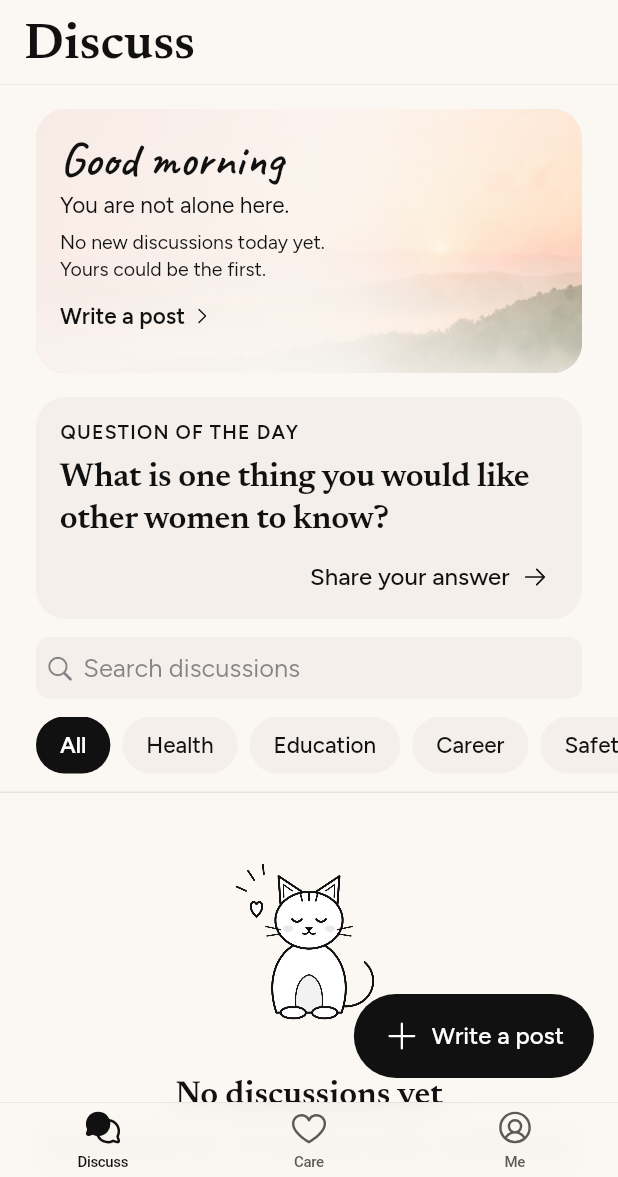
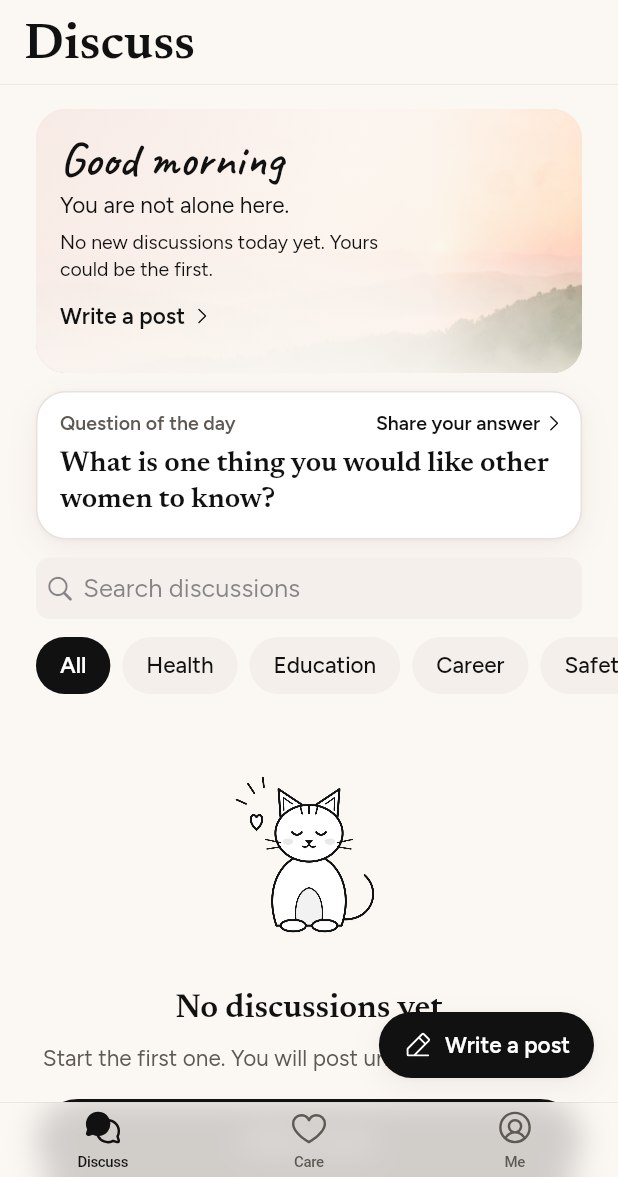
Before and after one commit to DineshVco/women-community-support, a Flutter app: the AppShell screen opened directly, on a phone screen of 412 x 824 dp, the part 59-1236 px from its top. Run offline on Flutter 3.47's test engine with Material 3 defaults, Android fonts, the phone set to English and light mode, and no system bars; our stand-ins replace cloud_firestore, firebase_auth, firebase_core, flutter_secure_storage, google_fonts, google_sign_in and 3 more; missing offline and left inert: cryptography; accounts and stored records are empty; generated files the repository leaves out were written again; project files that could hold a hidden picture were left out.

Commit message:
Design: feed cards, category pills, avatars, compact Discuss top
Posts are real cards (LoomaCard): surface, 1 px warm border, radius 20,
soft two-layer shadow in light mode, 12 px apart, 98% press scale and a
light haptic. Each card has a category pill in its soft colour (Health
sage, Education sand, Career blush, Safety lavender; AA text in light
and dark), a line-art avatar picked from the alias, and heart / reply
icons with counts (hidden in Gentle mode). "Looma Team" shows once, as
the black badge, on posts and replies. Polls use the same card.

Discuss top: the starter line moves inside the hero card, the hero text
column is wider (72%, veil and AA test follow), and the question of the
day is one compact tappable card. "Write a post" is a smaller 44 px pill
with room kept below the last card.

Fixes PressScale calling setState after dispose when a pressed card
scrolls out of the list before the finger lifts.

Co-Authored-By: Claude Opus 5.5 <noreply@anthropic.com>

```diff
--- a/lib/core/theme/app_colors.dart
+++ b/lib/core/theme/app_colors.dart
@@ -88,6 +88,33 @@ class AppPalette {
   /// Every category label uses the accent.
   Color categoryColor(String categoryId) => accent;
 
+  bool get _isDark => background.computeLuminance() < 0.2;
+
+  /// The soft fill of a category pill: Health sage, Education sand,
+  /// Career blush, Safety lavender (deep tints in dark mode). The pill's
+  /// text is [text], which passes AA on all of them.
+  Color categoryFill(String categoryId) => switch (categoryId) {
+    'health_wellness' =>
+      _isDark ? const Color(0xFF26302A) : const Color(0xFFE3ECE2),
+    'education' => _isDark ? const Color(0xFF332C20) : const Color(0xFFF3E8D3),
+    'career_development' =>
+      _isDark ? const Color(0xFF3A2624) : const Color(0xFFF8E1DD),
+    'personal_safety' =>
+      _isDark ? const Color(0xFF2C2838) : const Color(0xFFE9E4F2),
+    _ => softFill,
+  };
+
+  /// Soft circles behind line-art avatars and tool icons.
+  List<Color> get softTints => [
+    for (final id in const [
+      'health_wellness',
+      'education',
+      'career_development',
+      'personal_safety',
+    ])
+      categoryFill(id),
+  ];
+
   static const AppPalette light = AppPalette(
     background: Color(0xFFFBF7F3), // warm off-white
     surface: Color(0xFFFFFFFF),
--- a/lib/core/theme/app_icons.dart
+++ b/lib/core/theme/app_icons.dart
@@ -84,5 +84,17 @@ class AppIcons {
   static const reduceMotion = PhosphorIconsRegular.spiral;
   static const weather = PhosphorIconsRegular.cloudSun;
   static const heart = PhosphorIconsRegular.heart;
+
+  // Line-art avatars (picked from the alias)
+  static const avatarFlower = PhosphorIconsRegular.flower;
+  static const avatarLeaf = PhosphorIconsRegular.leaf;
+  static const avatarMoon = PhosphorIconsRegular.moonStars;
+  static const avatarSun = PhosphorIconsRegular.sun;
+  static const avatarBird = PhosphorIconsRegular.bird;
+  static const avatarButterfly = PhosphorIconsRegular.butterfly;
+  static const avatarCat = PhosphorIconsRegular.cat;
+  static const avatarFeather = PhosphorIconsRegular.feather;
+  static const avatarTulip = PhosphorIconsRegular.flowerTulip;
+  static const avatarLotus = PhosphorIconsRegular.flowerLotus;
   static const heartFilled = PhosphorIconsFill.heart;
 }
--- a/lib/presentation/screens/home_screen.dart
+++ b/lib/presentation/screens/home_screen.dart
@@ -22,7 +22,9 @@ import '../widgets/feed_greeting.dart';
 import '../widgets/floating_illustration.dart';
 import '../widgets/ios.dart';
 import '../widgets/post_actions.dart';
+import '../widgets/looma_card.dart';
 import '../widgets/post_card.dart';
+import '../widgets/press_scale.dart';
 import '../widgets/heart_burst.dart';
 import '../widgets/posted_confirmation.dart';
 import '../widgets/question_of_the_day.dart';
@@ -201,26 +203,13 @@ class _HomeScreenState extends State<HomeScreen> {
   Widget build(BuildContext context) {
     final theme = Theme.of(context);
 
-    final fabDuration = AppMotion.of(context, AppMotion.medium);
-
     final palette = context.palette;
-    final fab = FloatingActionButton.extended(
+    final fab = WritePill(
+      extended: _fabExtended,
       onPressed: () {
         AppHaptics.light();
         _openCompose();
       },
-      tooltip: 'Write a post',
-      extendedPadding: EdgeInsets.symmetric(horizontal: _fabExtended ? 20 : 16),
-      extendedIconLabelSpacing: _fabExtended ? 8 : 0,
-      icon: const Icon(AppIcons.add),
-      // The label folds away while scrolling down and returns on the way up.
-      label: AnimatedSize(
-        duration: fabDuration,
-        curve: AppMotion.spring,
-        alignment: Alignment.centerLeft,
-        child:
-            _fabExtended ? const Text('Write a post') : const SizedBox.shrink(),
-      ),
     );
 
     return StreamBuilder<List<Post>>(
@@ -301,12 +290,12 @@ class _HomeScreenState extends State<HomeScreen> {
                     ),
                   ),
                 ),
-                const SizedBox(height: AppSpacing.md),
-                const Divider(),
+                const SizedBox(height: AppSpacing.sm),
                 for (final child in _buildBody(context, snapshot, theme))
                   wide(child),
-                // Room for the "Write a post" button.
-                const SizedBox(height: 72),
+                // Room for the "Write a post" pill, so it never covers the
+                // last card.
+                const SizedBox(height: WritePill.room),
               ]),
             ),
           ],
@@ -385,15 +374,9 @@ class _HomeScreenState extends State<HomeScreen> {
           key: ValueKey(post.id),
           animate: isNew,
           delay: delay,
-          child: Column(
-            mainAxisSize: MainAxisSize.min,
-            children: [
-              PostContextMenu(
-                post: post,
-                child: PostCard(post: post, onTap: () => _openPost(post)),
-              ),
-              const Divider(),
-            ],
+          child: PostContextMenu(
+            post: post,
+            child: PostCard(post: post, onTap: () => _openPost(post)),
           ),
         ),
       );
@@ -401,3 +384,75 @@ class _HomeScreenState extends State<HomeScreen> {
     return rows;
   }
 }
+
+/// "Write a post": a small black pill (44 px high) that folds to just the
+/// pencil while scrolling down and opens again on the way up.
+class WritePill extends StatelessWidget {
+  const WritePill({super.key, required this.extended, required this.onPressed});
+
+  final bool extended;
+  final VoidCallback onPressed;
+
+  static const double height = 44;
+
+  /// Space kept under the last card: the pill, its 16 px margin and a gap.
+  static const double room = height + 16 + 16;
+
+  @override
+  Widget build(BuildContext context) {
+    final palette = context.palette;
+    return Semantics(
+      button: true,
+      label: 'Write a post',
+      excludeSemantics: true,
+      child: PressScale(
+        child: DecoratedBox(
+          decoration: ShapeDecoration(
+            shape: const StadiumBorder(),
+            shadows: LoomaCard.shadowFor(Theme.of(context).brightness),
+          ),
+          child: Material(
+            color: palette.primary,
+            shape: const StadiumBorder(),
+            clipBehavior: Clip.antiAlias,
+            child: InkWell(
+              onTap: onPressed,
+              child: SizedBox(
+                height: height,
+                child: Padding(
+                  padding: EdgeInsets.symmetric(horizontal: extended ? 16 : 12),
+                  child: Row(
+                    mainAxisSize: MainAxisSize.min,
+                    children: [
+                      Icon(AppIcons.write, size: 20, color: palette.onPrimary),
+                      // The label folds away while scrolling down.
+                      AnimatedSize(
+                        duration: AppMotion.of(context, AppMotion.medium),
+                        curve: AppMotion.spring,
+                        alignment: Alignment.centerLeft,
+                        child:
+                            extended
+                                ? Padding(
+                                  padding: const EdgeInsets.only(left: 8),
+                                  child: Text(
+                                    'Write a post',
+                                    style: TextStyle(
+                                      fontSize: 15,
+                                      fontWeight: FontWeight.w600,
+                                      color: palette.onPrimary,
+                                    ),
+                                  ),
+                                )
+                                : const SizedBox.shrink(),
+                      ),
+                    ],
+                  ),
+                ),
+              ),
+            ),
+          ),
+        ),
+      ),
+    );
+  }
+}
--- a/lib/presentation/screens/me/post_list_screen.dart
+++ b/lib/presentation/screens/me/post_list_screen.dart
@@ -113,10 +113,9 @@ class _PostListScreenState extends State<PostListScreen> {
                         ),
                       ),
                     ),
-                  for (final post in snapshot.data!) ...[
+                  const SizedBox(height: AppSpacing.sm),
+                  for (final post in snapshot.data!)
                     PostCard(post: post, onTap: () => _open(post)),
-                    const Divider(height: 1),
-                  ],
                 ];
               }
               // iOS pull-to-refresh spinner.
--- a/lib/presentation/widgets/feed_greeting.dart
+++ b/lib/presentation/widgets/feed_greeting.dart
@@ -12,7 +12,7 @@ import 'team_badge.dart';
 
 /// A painted card (by time of day) with "Good evening" and how many
 /// discussions started in the last 24 hours.
-/// Under it, a note while the Looma Team starter posts are in the feed.
+/// Inside it, a note while the Looma Team starter posts are in the feed.
 /// [posts] comes from the live feed, so the count updates by itself.
 class FeedGreeting extends StatelessWidget {
   const FeedGreeting({super.key, required this.posts, this.onWrite});
@@ -45,6 +45,7 @@ class FeedGreeting extends StatelessWidget {
     }
 
     final now = DateTime.now();
+    final starters = list != null && list.any((p) => LoomaTeam.isTeam(p.alias));
     return Padding(
       padding: const EdgeInsets.fromLTRB(
         AppSpacing.screenHorizontal,
@@ -95,20 +96,20 @@ class FeedGreeting extends StatelessWidget {
                   ),
                 ),
               ),
-            ],
-          ),
               // Only while the Looma Team starter posts are in the feed.
-          if (list != null && list.any((p) => LoomaTeam.isTeam(p.alias))) ...[
+              if (starters) ...[
                 const SizedBox(height: AppSpacing.xs),
                 Text(
                   LoomaTeam.starterLine,
                   style: theme.textTheme.bodySmall?.copyWith(
-                color: palette.textSecondary,
+                    color: palette.text,
                   ),
                 ),
               ],
             ],
           ),
+        ],
+      ),
     );
   }
 }
--- a/lib/presentation/widgets/hero_card.dart
+++ b/lib/presentation/widgets/hero_card.dart
@@ -39,13 +39,14 @@ class HeroVeil {
   HeroVeil._();
 
   /// Text stays inside this share of the card's width.
-  static const double textWidth = 0.6;
+  /// Wide enough that a greeting or title fits on one or two lines.
+  static const double textWidth = 0.72;
 
-  static const List<double> stops = [0, 0.5, textWidth, 0.85, 1];
-  static const List<double> lightAlphas = [0.94, 0.88, 0.80, 0.30, 0];
+  static const List<double> stops = [0, 0.6, textWidth, 0.9, 1];
+  static const List<double> lightAlphas = [0.94, 0.88, 0.82, 0.30, 0];
 
   /// Dark mode is darker all over, so the painting does not glare.
-  static const List<double> darkAlphas = [0.92, 0.86, 0.80, 0.45, 0.25];
+  static const List<double> darkAlphas = [0.92, 0.86, 0.82, 0.45, 0.25];
 
   /// A soft blush wash in the top left corner (light mode).
   static const double blushWash = 0.18;
@@ -221,7 +222,10 @@ class HeroCard extends StatelessWidget {
       container: true,
       button: onTap != null,
       hint: onTap == null ? null : actionLabel,
-      child: onTap == null ? card : PressScale(child: card),
+      child:
+          onTap == null
+              ? card
+              : PressScale(scale: PressScale.card, child: card),
     );
   }
 }
--- /dev/null
+++ b/lib/presentation/widgets/looma_card.dart
@@ -0,0 +1,79 @@
+import 'package:flutter/material.dart';
+
+import '../../core/theme/app_colors.dart';
+import '../../core/theme/app_radius.dart';
+import '../../core/theme/app_spacing.dart';
+import '../../core/utils/haptics.dart';
+import 'press_scale.dart';
+
+/// The Looma card: a raised surface with a 1 px warm border, 20 px corners
+/// and a soft two-layer shadow (light mode; in dark mode the border and the
+/// lighter surface do the lifting). Tappable cards shrink to 98% while
+/// pressed (not with Reduce motion) and give a light haptic.
+class LoomaCard extends StatelessWidget {
+  const LoomaCard({
+    super.key,
+    required this.child,
+    this.onTap,
+    this.padding = const EdgeInsets.all(AppSpacing.lg),
+    this.color,
+  });
+
+  final Widget child;
+  final VoidCallback? onTap;
+  final EdgeInsetsGeometry padding;
+
+  /// Defaults to the surface colour.
+  final Color? color;
+
+  /// The gap between cards in a list.
+  static const double gap = 12;
+
+  /// The soft shadow under cards in light mode.
+  static List<BoxShadow> shadowFor(Brightness brightness) =>
+      brightness == Brightness.dark
+          ? const []
+          : const [
+            BoxShadow(
+              color: Color(0x0A3B2A22), // 4%, warm
+              blurRadius: 2,
+              offset: Offset(0, 1),
+            ),
+            BoxShadow(
+              color: Color(0x0F3B2A22), // 6%, warm
+              blurRadius: 18,
+              offset: Offset(0, 6),
+            ),
+          ];
+
+  @override
+  Widget build(BuildContext context) {
+    final palette = context.palette;
+    final radius = BorderRadius.circular(AppRadius.card);
+    final card = DecoratedBox(
+      decoration: BoxDecoration(
+        color: color ?? palette.surface,
+        borderRadius: radius,
+        border: Border.all(color: palette.border),
+        boxShadow: shadowFor(Theme.of(context).brightness),
+      ),
+      child: Material(
+        type: MaterialType.transparency,
+        borderRadius: radius,
+        clipBehavior: Clip.antiAlias,
+        child:
+            onTap == null
+                ? Padding(padding: padding, child: child)
+                : InkWell(
+                  onTap: () {
+                    AppHaptics.light();
+                    onTap!();
+                  },
+                  child: Padding(padding: padding, child: child),
+                ),
+      ),
+    );
+    if (onTap == null) return card;
+    return PressScale(scale: PressScale.card, child: card);
+  }
+}
--- a/lib/presentation/widgets/press_scale.dart
+++ b/lib/presentation/widgets/press_scale.dart
@@ -2,13 +2,25 @@ import 'package:flutter/material.dart';
 
 import '../../core/theme/app_motion.dart';
 
-/// Shrinks its child to 97% while a finger is down (100 ms), like iOS
-/// buttons. It only listens, so taps still reach the button inside.
+/// Shrinks its child a little while a finger is down (100 ms): 97% for
+/// buttons, 98% for cards. It only listens, so taps still reach the button
+/// inside. Nothing moves with Reduce motion.
 class PressScale extends StatefulWidget {
-  const PressScale({super.key, required this.child, this.enabled = true});
+  const PressScale({
+    super.key,
+    required this.child,
+    this.enabled = true,
+    this.scale = 0.97,
+  });
 
   final Widget child;
   final bool enabled;
+
+  /// How small it gets while pressed.
+  final double scale;
+
+  /// The press scale for cards.
+  static const double card = 0.98;
 
   @override
   State<PressScale> createState() => _PressScaleState();
@@ -19,7 +31,8 @@ class _PressScaleState extends State<PressScale> {
   bool _pressed = false;
 
   void _set(bool value) {
-    if (!widget.enabled || _pressed == value) return;
+    // The finger can lift after the card has scrolled out of the list.
+    if (!mounted || !widget.enabled || _pressed == value) return;
     setState(() => _pressed = value);
   }
 
@@ -30,7 +43,7 @@ class _PressScaleState extends State<PressScale> {
       onPointerUp: (_) => _set(false),
       onPointerCancel: (_) => _set(false),
       child: AnimatedScale(
-        scale: _pressed && !AppMotion.reduced(context) ? 0.97 : 1,
+        scale: _pressed && !AppMotion.reduced(context) ? widget.scale : 1,
         duration: _duration,
         curve: Curves.easeOut,
         child: widget.child,
--- a/lib/presentation/widgets/question_of_the_day.dart
+++ b/lib/presentation/widgets/question_of_the_day.dart
@@ -2,13 +2,14 @@ import 'package:flutter/material.dart';
 
 import '../../core/constants/daily_questions.dart';
 import '../../core/theme/app_colors.dart';
-import '../../core/theme/app_radius.dart';
+import '../../core/theme/app_icons.dart';
 import '../../core/theme/app_spacing.dart';
+import '../../core/theme/app_typography.dart';
 import '../../data/help_lines.dart';
-import '../../core/theme/app_icons.dart';
+import 'looma_card.dart';
 
-/// A soft card with today's gentle question (content/daily_questions.json,
-/// one per day). "Share your answer" opens the compose screen with the
+/// One compact card with today's gentle question (content/daily_questions
+/// .json, one per day). Tapping it opens the compose screen with the
 /// question as the title, so answers are anonymous like any post.
 class QuestionOfTheDay extends StatelessWidget {
   const QuestionOfTheDay({super.key, required this.onAnswer});
@@ -30,51 +31,43 @@ class QuestionOfTheDay extends StatelessWidget {
   }
 
   Widget _card(BuildContext context, String question) {
-    final theme = Theme.of(context);
     final palette = context.palette;
+    final small = TextStyle(
+      fontSize: 13,
+      fontWeight: FontWeight.w600,
+      color: palette.textSecondary,
+    );
 
     return Padding(
       padding: const EdgeInsets.fromLTRB(
         AppSpacing.screenHorizontal,
-        AppSpacing.lg,
+        LoomaCard.gap,
         AppSpacing.screenHorizontal,
         0,
       ),
-      child: Container(
-        width: double.infinity,
-        padding: const EdgeInsets.fromLTRB(
-          AppSpacing.lg,
-          AppSpacing.lg,
-          AppSpacing.sm,
-          AppSpacing.xs,
-        ),
-        decoration: BoxDecoration(
-          color: palette.primarySoft,
-          borderRadius: BorderRadius.circular(AppRadius.card),
-        ),
+      child: LoomaCard(
+        onTap: () => onAnswer(question),
+        padding: const EdgeInsets.fromLTRB(16, 12, 12, 14),
         child: Column(
           crossAxisAlignment: CrossAxisAlignment.start,
           children: [
+            Row(
+              children: [
+                Expanded(child: Text('Question of the day', style: small)),
+                Text(
+                  'Share your answer',
+                  style: small.copyWith(color: palette.text),
+                ),
+                const SizedBox(width: 2),
+                Icon(AppIcons.chevronRight, size: 14, color: palette.text),
+              ],
+            ),
+            const SizedBox(height: 6),
             Text(
-              'QUESTION OF THE DAY',
-              style: theme.textTheme.labelSmall?.copyWith(
-                color: palette.primary,
-                letterSpacing: 0.8,
-              ),
-            ),
-            const SizedBox(height: AppSpacing.sm),
-            Padding(
-              padding: const EdgeInsets.only(right: AppSpacing.sm),
-              child: Text(question, style: theme.textTheme.titleMedium),
-            ),
-            Align(
-              alignment: Alignment.centerRight,
-              child: TextButton.icon(
-                onPressed: () => onAnswer(question),
-                iconAlignment: IconAlignment.end,
-                icon: const Icon(AppIcons.arrowRight, size: 18),
-                label: const Text('Share your answer'),
-              ),
+              question,
+              maxLines: 3,
+              overflow: TextOverflow.ellipsis,
+              style: AppTypography.heading(19, palette.text, height: 1.25),
             ),
           ],
         ),
```
Also changed, not shown: lib/presentation/widgets/alias_avatar.dart (added, +61 -0 lines), lib/presentation/widgets/category_label.dart (+17 -6 lines), lib/presentation/widgets/comment_tile.dart (+4 -4 lines), lib/presentation/widgets/post_card.dart (+67 -27 lines), lib/presentation/widgets/team_badge.dart (+9 -2 lines), 5 other files. Lines whose indentation alone changed are shown as unchanged.
